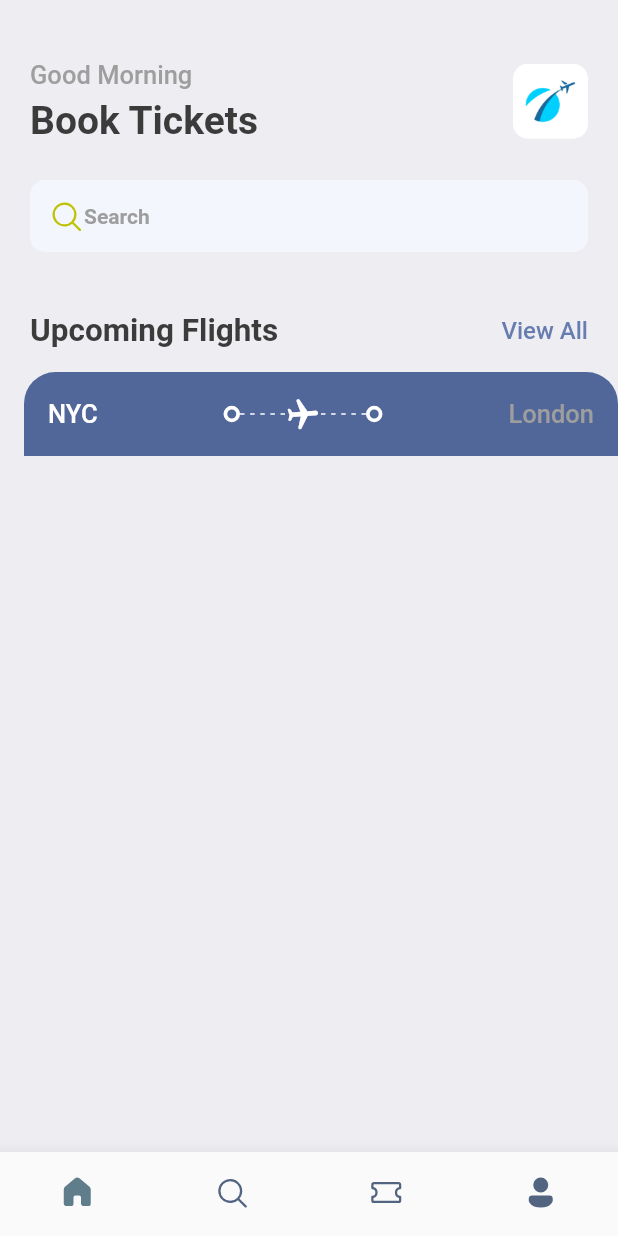
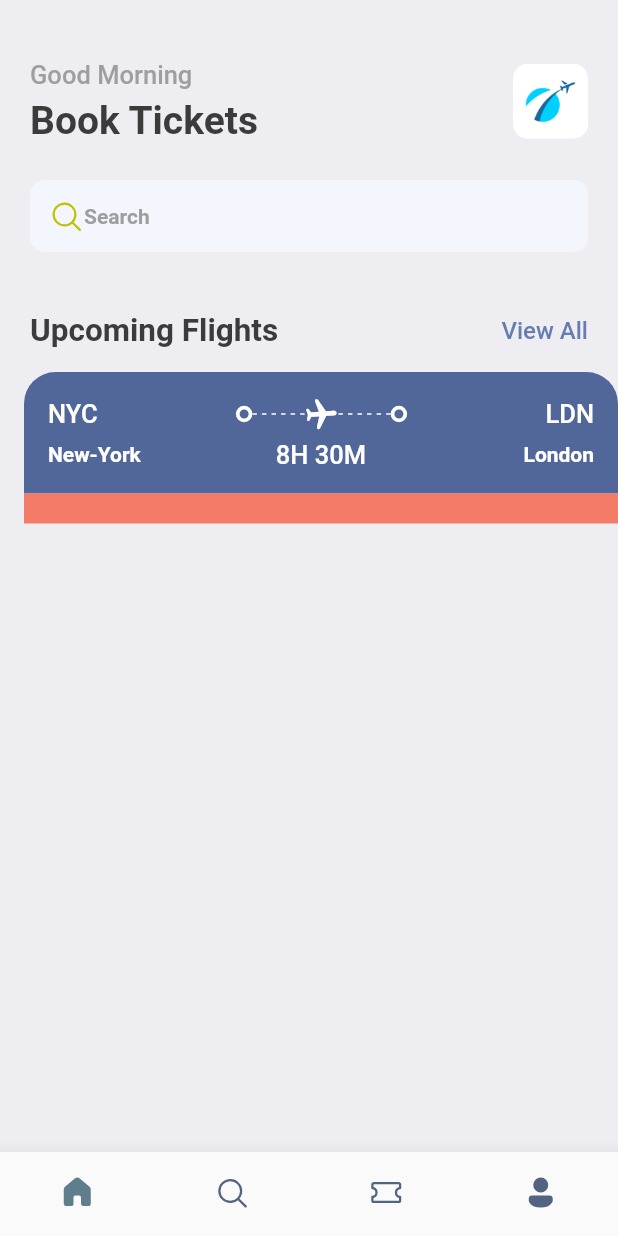
Before and after one commit to dadejecova/Booktickets, a Flutter app: the screen it shows after launch, on a phone screen of 412 x 824 dp. Run offline on Flutter 3.47's test engine with Material 2 defaults, Android fonts, the phone set to English and light mode, and no system bars; our stand-ins replace fluentui_icons, gap.

Commit message:
orange container

```diff
--- a/lib/screens/tickets_views.dart
+++ b/lib/screens/tickets_views.dart
@@ -3,6 +3,7 @@ import 'package:booktickets/utils/app_styles.dart';
 import 'package:booktickets/widgets/thick_container.dart';
 import 'package:flutter/cupertino.dart';
 import 'package:flutter/material.dart';
+import 'package:gap/gap.dart';
 
 class TicketView extends StatelessWidget {
   const TicketView({super.key});
@@ -17,6 +18,7 @@ class TicketView extends StatelessWidget {
         margin: const EdgeInsets.only(left: 16),
         child: Column(
           children: [
+            //Showing the blue card
             Container(
               decoration: const BoxDecoration(
                 color: Color(0xFF526799),
@@ -59,12 +61,45 @@ class TicketView extends StatelessWidget {
 
                       ThickContainer(),
                       Expanded(child: Container()),
-                      Text("London", style: Styles.headLinesStyle3,),
+                      Text("LDN", style: Styles.headLinesStyle3.copyWith(color: Colors.white)),
                     ],
-                  )
+                  ),
+                  const Gap(5),
+                  Row(
+                    mainAxisAlignment: MainAxisAlignment.spaceBetween,
+                    children: [
+                      SizedBox(
+                        width: 100, child: Text('New-York', style: Styles.headLinesStyle4.copyWith(color: Colors.white),),
+                      ),
+                      Text("8H 30M", style: Styles.headLinesStyle3.copyWith(color: Colors.white),),
+                      SizedBox(
+                        width: 100, child: Text('London', textAlign: TextAlign.end,style: Styles.headLinesStyle4.copyWith(color: Colors.white),),
+                      ),
+                    ],
+                  ),
                 ],
               ),
-            )
+            ),
+            //Showing the orange card
+            Container(
+              color: Styles.orangeColor,
+              child: const Row(
+                children: [
+                  SizedBox(
+                    height: 20,
+                    width: 10,
+                    child: DecoratedBox(
+                      decoration: BoxDecoration(
+                        borderRadius: BorderRadius.only(
+                          topRight: Radius.circular(10),
+                          bottomRight: Radius.circular(10),
+                        )
+                      ),
+                    ),
+                  ),
+                ],
+              ),
+            ),
           ],
         ),
       ),
--- a/lib/utils/app_styles.dart
+++ b/lib/utils/app_styles.dart
@@ -5,7 +5,7 @@ class Styles{
   static Color primaryColor = primary;
   static Color textColor = const Color(0xFF3b3b3b);
   static Color bgColor = const Color(0xFFeeedf2);
-  static Color orangeColor = const Color(0xFF526799);
+  static Color orangeColor = const Color(0xFFF37B67);
   static TextStyle textStyle = TextStyle(fontSize: 16, color: textColor, fontWeight: FontWeight.w500);
   static TextStyle headLinesStyle = TextStyle(fontSize: 26, color: textColor, fontWeight: FontWeight.bold);
   static TextStyle headLinesStyle2 = TextStyle(fontSize: 21, color: textColor, fontWeight: FontWeight.bold);
```
